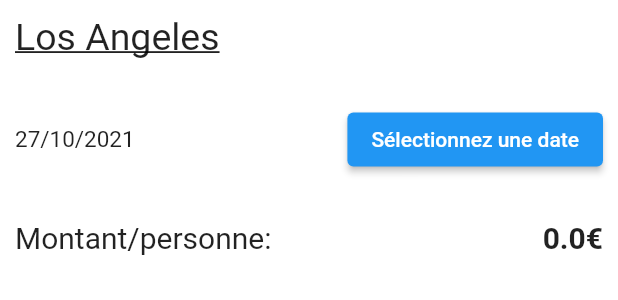
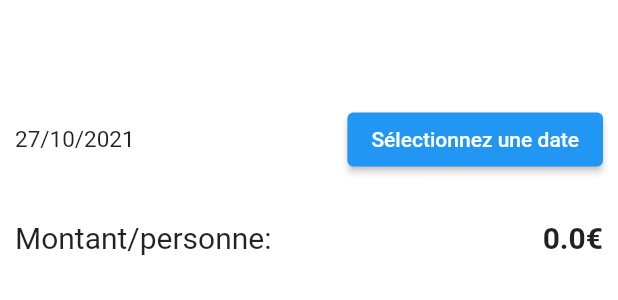
Before and after one commit to GregBiglione/dyma_trip, a Flutter app: the TripOverview widget shown alone on an empty page, opened directly with empty values, on a phone screen of 412 x 824 dp. Shown: the top 300 px of the screen. Run offline on Flutter 3.47's test engine with Material 2 defaults, Android fonts, the phone set to English and light mode, and no system bars.

```diff
--- a/lib/wigdet/city_card.dart
+++ b/lib/wigdet/city_card.dart
@@ -24,6 +24,7 @@ class CityCard extends StatelessWidget {
                   Navigator.pushNamed(
                     context,
                     "/city",
+                    arguments: city,
                   );
                 },
               ),
--- a/lib/wigdet/trip_overview.dart
+++ b/lib/wigdet/trip_overview.dart
@@ -5,8 +5,9 @@ import 'package:intl/intl.dart';
 class TripOverview extends StatelessWidget {
   final Trip trip;
   final VoidCallback setDate;
+  final String cityName;
 
-  const TripOverview({Key? key, required this.trip, required this.setDate}) : super(key: key);
+  const TripOverview({Key? key, required this.trip, required this.setDate, required this.cityName}) : super(key: key);
 
   //----------------------------------------------------------------------------
   //----------------------- Get trip price -------------------------------------
@@ -29,7 +30,8 @@ class TripOverview extends StatelessWidget {
       child: Column(
         crossAxisAlignment: CrossAxisAlignment.start,
         children: [
-          Text("Los Angeles",
+          Text(
+            cityName,
             style: TextStyle(fontSize: 25, decoration: TextDecoration.underline,
             ),
           ),
```
Also changed, not shown: lib/view/city_view.dart (+5 -4 lines).
